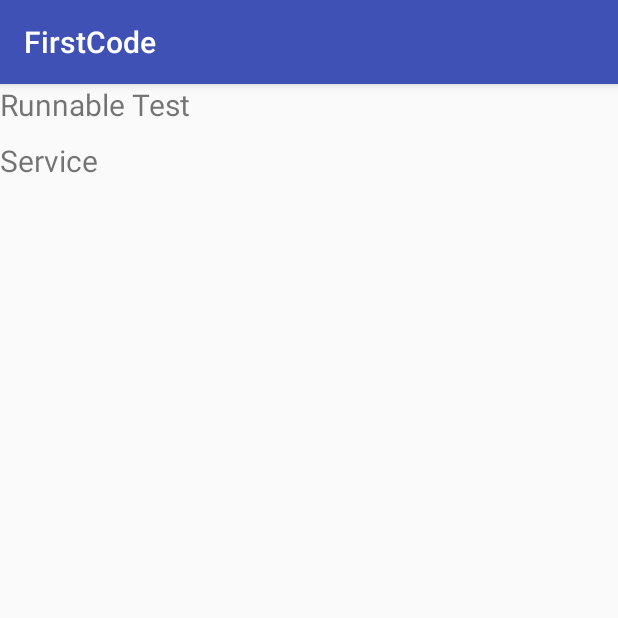
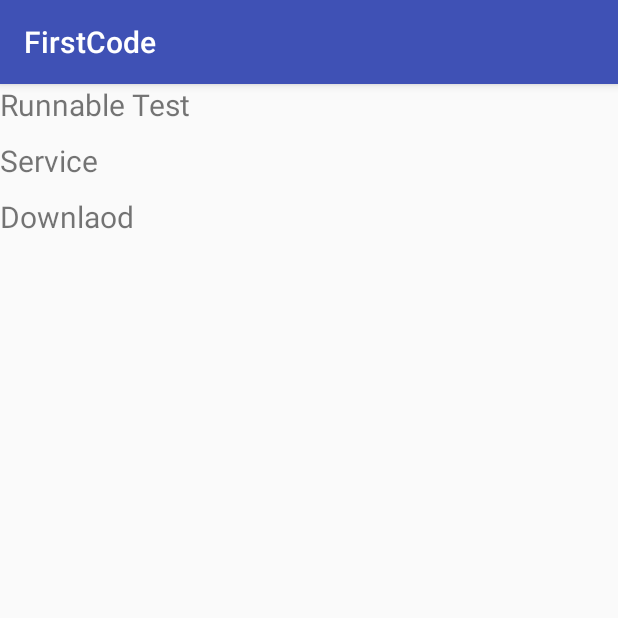
Before and after one commit to wuyuelearning/FirstCode, an Android app: the Chapter10Activity screen opened directly, with no data from a screen before it, on a phone screen of 412 x 824 dp, the top half of it. Run offline under Robolectric (Android 15) with nearby library versions, the phone set to English and light mode, and no system bars.

Commit message:
第十章 下载实例 修改

```diff
--- a/app/src/main/java/com/example/admin/firstcode/Chapter10/Chapter10Activity.java
+++ b/app/src/main/java/com/example/admin/firstcode/Chapter10/Chapter10Activity.java
@@ -8,6 +8,7 @@ import android.view.View;
 import android.widget.TextView;
 
 import com.example.admin.firstcode.Chapter10.Asynchronous.RunnableTestActivity;
+import com.example.admin.firstcode.Chapter10.Download.DownloadActivity;
 import com.example.admin.firstcode.Chapter10.Service.ServiceActivity;
 import com.example.admin.firstcode.R;
 
@@ -20,6 +21,7 @@ public class Chapter10Activity extends AppCompatActivity implements View.OnClick
 
     TextView text1;
     TextView text2;
+    TextView text3;
     @Override
     public void onCreate(@Nullable Bundle savedInstanceState) {
         super.onCreate(savedInstanceState);
@@ -29,6 +31,8 @@ public class Chapter10Activity extends AppCompatActivity implements View.OnClick
         text1.setOnClickListener(this);
         text2  = findViewById(R.id.chapter10_2);
         text2.setOnClickListener(this);
+        text3  = findViewById(R.id.chapter10_3);
+        text3.setOnClickListener(this);
     }
 
     @Override
@@ -41,6 +45,9 @@ public class Chapter10Activity extends AppCompatActivity implements View.OnClick
             case R.id.chapter10_2:
                 intent = new Intent(this, ServiceActivity.class);
                 break;
+            case R.id.chapter10_3:
+                intent = new Intent(this, DownloadActivity.class);
+                break;
 
             default:
                 break;
--- a/app/src/main/res/layout/chapter10_menu_activity.xml
+++ b/app/src/main/res/layout/chapter10_menu_activity.xml
@@ -25,6 +25,17 @@
         android:layout_width="wrap_content"
         android:layout_height="10dp" />
 
+    <TextView
+        android:id="@+id/chapter10_3"
+        android:layout_width="wrap_content"
+        android:layout_height="wrap_content"
+        android:text="Downlaod "
+        android:textSize="20sp" />
+
+    <View
+        android:layout_width="wrap_content"
+        android:layout_height="10dp" />
+
 
 
 
```
Also changed, not shown: app/src/main/java/com/example/admin/firstcode/Chapter10/Download/DownloadActivity.java (line endings or trailing spaces).
